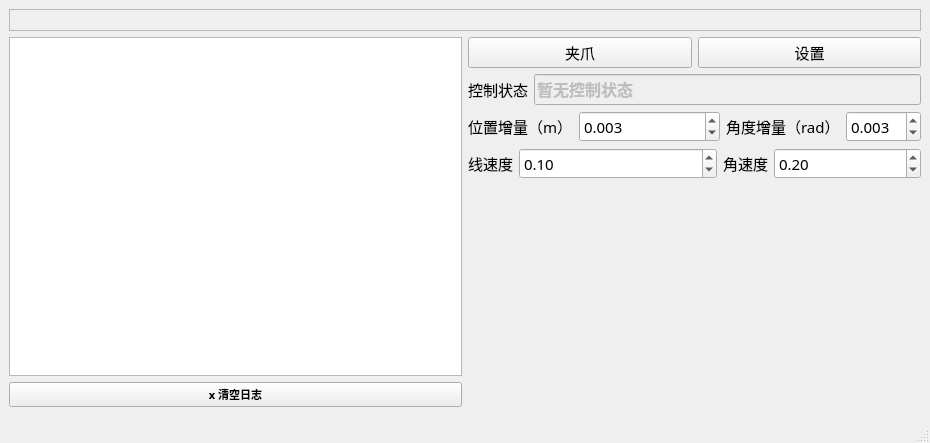
Above: ui/form.ui from Wel2018/realman_teleop before the change. Below: the same form after it.
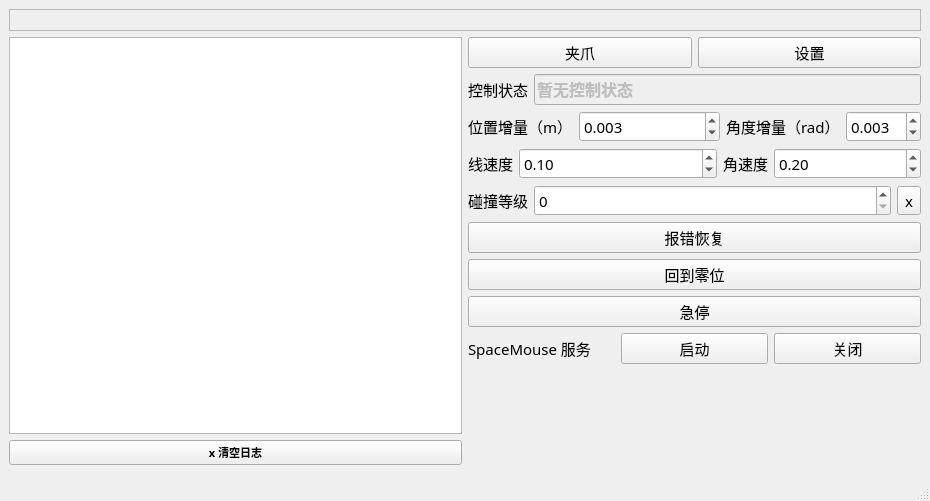
That is the form after the change.

Commit message: 修复 spacemouse 姿态控制时耦合导致的轨迹错误问题

The edit to the form file:
```diff
--- a/ui/form.ui
+++ b/ui/form.ui
@@ -8,7 +8,7 @@
     <x>0</x>
     <y>0</y>
     <width>930</width>
-    <height>443</height>
+    <height>501</height>
    </rect>
   </property>
   <property name="font">
@@ -271,6 +271,92 @@
             </item>
            </layout>
           </item>
+          <item>
+           <layout class="QHBoxLayout" name="horizontalLayout">
+            <item>
+             <widget class="QLabel" name="label">
+              <property name="sizePolicy">
+               <sizepolicy hsizetype="Minimum" vsizetype="Preferred">
+                <horstretch>0</horstretch>
+                <verstretch>0</verstretch>
+               </sizepolicy>
+              </property>
+              <property name="text">
+               <string>碰撞等级</string>
+              </property>
+             </widget>
+            </item>
+            <item>
+             <widget class="QSpinBox" name="spin_collision_state">
+              <property name="sizePolicy">
+               <sizepolicy hsizetype="Expanding" vsizetype="Fixed">
+                <horstretch>0</horstretch>
+                <verstretch>0</verstretch>
+               </sizepolicy>
+              </property>
+              <property name="minimum">
+               <number>0</number>
+              </property>
+              <property name="maximum">
+               <number>8</number>
+              </property>
+             </widget>
+            </item>
+            <item>
+             <widget class="QToolButton" name="btn_set_collision">
+              <property name="text">
+               <string>x</string>
+              </property>
+             </widget>
+            </item>
+           </layout>
+          </item>
+          <item>
+           <widget class="QPushButton" name="btn_recover">
+            <property name="text">
+             <string>报错恢复</string>
+            </property>
+           </widget>
+          </item>
+          <item>
+           <widget class="QPushButton" name="btn_gozero">
+            <property name="text">
+             <string>回到零位</string>
+            </property>
+           </widget>
+          </item>
+          <item>
+           <widget class="QPushButton" name="btn_stop">
+            <property name="text">
+             <string>急停</string>
+            </property>
+           </widget>
+          </item>
+          <item>
+           <layout class="QHBoxLayout" name="horizontalLayout_3">
+            <item>
+             <widget class="QLabel" name="label_2">
+              <property name="text">
+               <string>SpaceMouse 服务</string>
+              </property>
+             </widget>
+            </item>
+            <item>
+             <widget class="QPushButton" name="btn_spacemouse_start">
+              <property name="text">
+               <string>启动</string>
+              </property>
+             </widget>
+            </item>
+            <item>
+             <widget class="QPushButton" name="btn_spacemouse_stop">
+              <property name="text">
+               <string>关闭</string>
+              </property>
+             </widget>
+            </item>
+           </layout>
+          </item>
           <item>
            <spacer name="verticalSpacer">
             <property name="orientation">
```
The commit also changes 7 other files.
